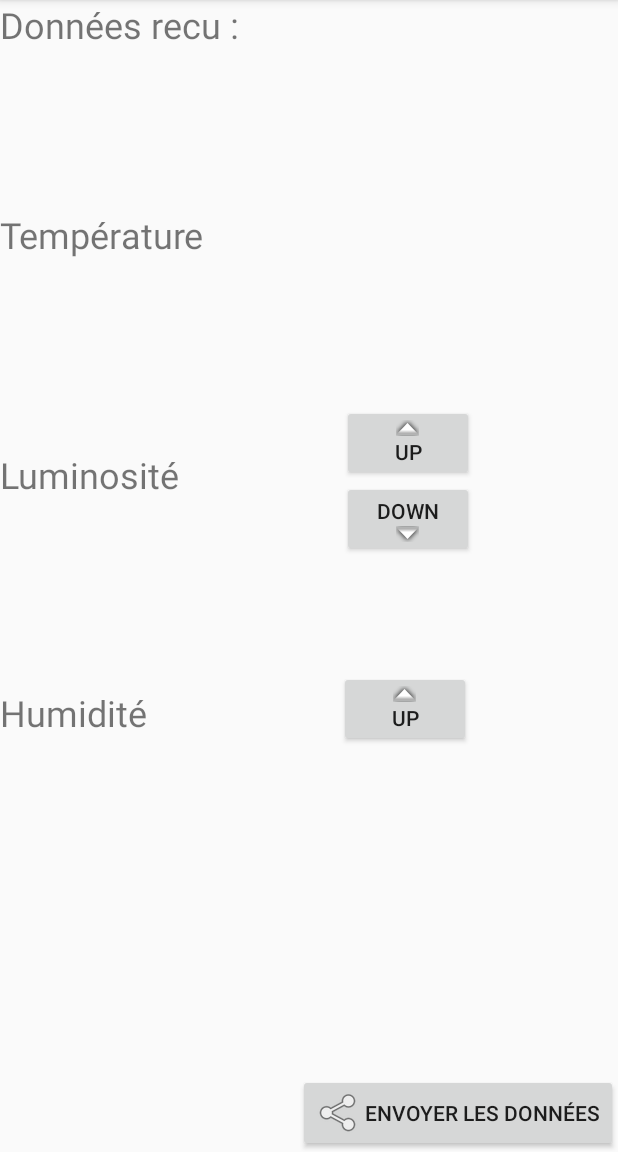
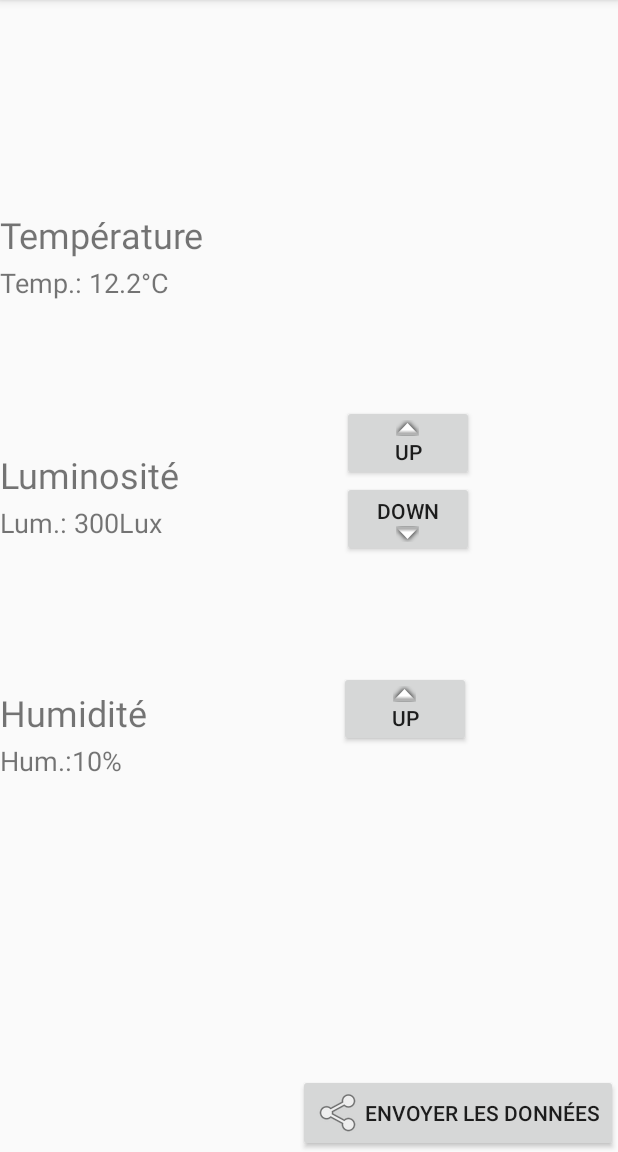
Before and after one commit to JeremyCPE/IOT, an Android app: the Activity2 screen opened directly, with no data from a screen before it, on a phone screen of 412 x 824 dp, the part 84-1236 px from its top. Run offline under Robolectric (Android 15) with nearby library versions, the phone set to English and light mode, and no system bars; network calls fail.

Commit message:
Merge Json + ReceiverHandler (alexis)

```diff
--- a/app_android/app/src/main/java/com/example/projet_iot/Activity2.java
+++ b/app_android/app/src/main/java/com/example/projet_iot/Activity2.java
@@ -13,9 +13,9 @@ import android.widget.Toast;
 
 import androidx.appcompat.app.AppCompatActivity;
 
-import java.io.IOException;
-import java.net.DatagramPacket;
-import java.net.DatagramSocket;
+import org.json.JSONException;
+import org.json.JSONObject;
+
 import java.net.InetAddress;
 import java.net.UnknownHostException;
 
@@ -28,6 +28,16 @@ public class Activity2 extends AppCompatActivity {
     //private InetAddress address;
     public Handler mHandler;
 
+
+    String JSON_STRING = " {" +
+            "  \"temperature\": 12.2," +
+            "  \"light\": 300," +
+            "  \"humidity\": 10" +
+            "} ";
+    String temp="?", light="?", hum = "?";
+
+
+
     protected void onCreate(Bundle savedInstanceState) {
         super.onCreate(savedInstanceState);
         setContentView(R.layout.activity_2);
@@ -37,10 +47,14 @@ public class Activity2 extends AppCompatActivity {
         final Button secondUpButton = findViewById(R.id.secondUpButton);
         final Button secondDownButton = findViewById(R.id.secondDownButton);
         final Button thirdUpButton = findViewById(R.id.thirdUpButton);
-        final Button diffuseButton = findViewById(R.id.diffuseButton);
+
         final TextView firstText = findViewById(R.id.firstText);
         final TextView secondText = findViewById(R.id.secondText);
         final TextView thirdText = findViewById(R.id.thirdText);
+
+        final TextView printTemp =  findViewById(R.id.printTemp);
+        final TextView printHumidity =  findViewById(R.id.printHumidity);
+        final TextView printLuminosity =  findViewById(R.id.printLuminosity);
 
         firstDownButton.setOnClickListener(new View.OnClickListener() {
             public void onClick(View v) {
@@ -63,6 +77,23 @@ public class Activity2 extends AppCompatActivity {
             }
         });
 
+
+
+        try {
+            // get JSONObject from JSON file
+            JSONObject obj = new JSONObject(JSON_STRING);
+            // get carac from JSON
+            temp = obj.getString("temperature");
+            light = obj.getString("light");
+            hum = obj.getString("humidity");
+            // set in TextView's
+            printTemp.setText("Temp.: "+temp + "°C");
+            printLuminosity.setText("Lum.: "+light + "Lux");
+            printHumidity.setText("Hum.:"+hum + "%");
+
+        } catch (JSONException e) {
+            e.printStackTrace();
+        }
         /*diffuseButton.setOnClickListener(new View.OnClickListener() {
             public void onClick(View v) {
 
--- a/app_android/app/src/main/java/com/example/projet_iot/ReceiverTask.java
+++ b/app_android/app/src/main/java/com/example/projet_iot/ReceiverTask.java
@@ -6,7 +6,6 @@ import android.os.Looper;
 import android.os.Message;
 import android.util.Log;
 import android.widget.TextView;
-import android.widget.Toast;
 
 import java.io.IOException;
 import java.net.DatagramPacket;
@@ -54,16 +53,18 @@ public class ReceiverTask extends AsyncTask<Void, byte[], Void> {
             byte[] data = new byte [256];
             Log.d("action","LaunchDoInBackground");
             DatagramPacket packet = new DatagramPacket(data, data.length);
+            Log.d("action","LaunchDoInBackground2 " + data.length);
             try {
                 UDPSocket.receive(packet);
 
             } catch (IOException e) {
-                Log.d("error",e.toString());
+                Log.d("error", "Error UDPSocket" + e.toString());
                 e.printStackTrace();
             }
             int size = packet.getLength();
+            Log.d("data","Longueur du paquet : " + size);
             data = packet.getData();
-            Log.d("data","Data = " + data);
+
             if (data.length>0){
                 Message msgToSend = new Message();
                 msgToSend.obj = data.toString();
@@ -72,9 +73,14 @@ public class ReceiverTask extends AsyncTask<Void, byte[], Void> {
             publishProgress(java.util.Arrays.copyOf(data, size));
 
         }
+
     }
 
-    protected  void onProgessUpdate(byte[]... data){
-        Log.println(Log.ASSERT, "action", data.toString());
+    @Override
+    protected void onProgressUpdate(byte[]... data) {
+        Log.d("data","End Data = " + data.toString());
+        tv.setText(data.toString());
     }
+
+
 }
--- a/app_android/app/src/main/res/layout/activity_2.xml
+++ b/app_android/app/src/main/res/layout/activity_2.xml
@@ -7,16 +7,37 @@
     tools:context=".Activity2">
 
     <TextView
-        android:id="@+id/firstPrint"
+        android:id="@+id/printTemp"
         android:layout_width="167dp"
         android:layout_height="36dp"
-        android:layout_marginTop="0dp"
-        android:text="Données recu : "
-        android:textSize="24sp"
+        android:text="Temp : ?°C "
+        android:textSize="18sp"
         app:layout_constraintEnd_toEndOf="parent"
         app:layout_constraintHorizontal_bias="0.0"
         app:layout_constraintStart_toStartOf="parent"
-        app:layout_constraintTop_toTopOf="parent" />
+        app:layout_constraintTop_toBottomOf="@+id/firstText" />
+
+    <TextView
+        android:id="@+id/printHumidity"
+        android:layout_width="167dp"
+        android:layout_height="36dp"
+        android:text="Humidité : ?%"
+        android:textSize="18sp"
+        app:layout_constraintEnd_toEndOf="parent"
+        app:layout_constraintHorizontal_bias="0.0"
+        app:layout_constraintStart_toStartOf="parent"
+        app:layout_constraintTop_toBottomOf="@+id/thirdText" />
+
+    <TextView
+        android:id="@+id/printLuminosity"
+        android:layout_width="167dp"
+        android:layout_height="36dp"
+        android:text="Lum : ?Lux "
+        android:textSize="18sp"
+        app:layout_constraintEnd_toEndOf="parent"
+        app:layout_constraintHorizontal_bias="0.0"
+        app:layout_constraintStart_toStartOf="parent"
+        app:layout_constraintTop_toBottomOf="@+id/secondText" />
 
     <TextView
         android:id="@+id/firstText"
```
